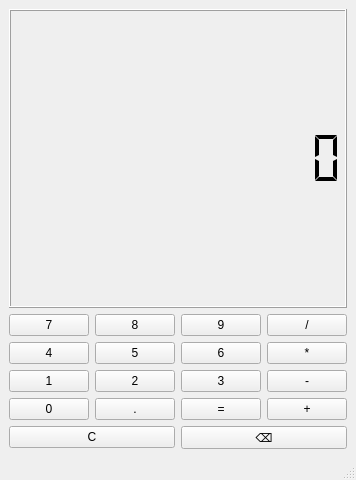
Old version of the form pyqt_calculator/calculator.ui in the repository AleynikovAleksandr/korea.
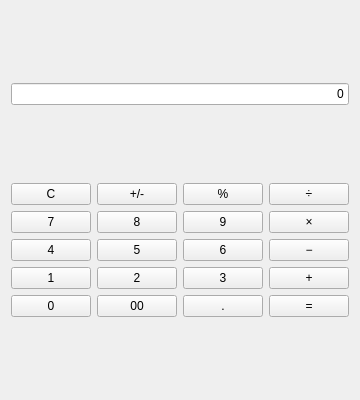
New version of the form.

Commit message: calculator in python

The edit to the form file:
```diff
--- a/pyqt_calculator/calculator.ui
+++ b/pyqt_calculator/calculator.ui
@@ -1,185 +1,177 @@
 <?xml version="1.0" encoding="UTF-8"?>
 <ui version="4.0">
-  <class>MainWindow</class>
-  <widget class="QMainWindow" name="MainWindow">
+ <class>Calculator</class>
+ <widget class="QWidget" name="Calculator">
     <property name="geometry">
       <rect>
         <x>0</x>
         <y>0</y>
-        <width>320</width>
-        <height>480</height>
+    <width>300</width>
+    <height>400</height>
       </rect>
     </property>
     <property name="windowTitle">
       <string>Calculator</string>
     </property>
-    <widget class="QWidget" name="centralwidget">
       <layout class="QVBoxLayout" name="verticalLayout">
         <item>
-          <widget class="QLCDNumber" name="display">
-            <property name="digitCount">
-              <number>12</number>
-            </property>
-            <property name="mode">
-              <enum>QLCDNumber::Dec</enum>
-            </property>
-            <property name="segmentStyle">
-              <enum>QLCDNumber::Flat</enum>
+    <widget class="QLineEdit" name="input_field">
+     <property name="readOnly">
+      <bool>true</bool>
+     </property>
+     <property name="alignment">
+      <set>Qt::AlignRight</set>
+     </property>
+     <property name="text">
+      <string>0</string>
             </property>
           </widget>
         </item>
         <item>
           <layout class="QGridLayout" name="gridLayout">
-            <!-- Первый ряд -->
             <item row="0" column="0">
+      <widget class="QPushButton" name="btn_clear">
+       <property name="text">
+        <string>C</string>
+       </property>
+      </widget>
+     </item>
+     <item row="0" column="1">
+      <widget class="QPushButton" name="btn_plus_minus">
+       <property name="text">
+        <string>+/-</string>
+       </property>
+      </widget>
+     </item>
+     <item row="0" column="2">
+      <widget class="QPushButton" name="btn_percent">
+       <property name="text">
+        <string>%</string>
+       </property>
+      </widget>
+     </item>
+     <item row="0" column="3">
+      <widget class="QPushButton" name="btn_divide">
+       <property name="text">
+        <string>÷</string>
+       </property>
+      </widget>
+     </item>
+     <item row="1" column="0">
               <widget class="QPushButton" name="btn_7">
                 <property name="text">
                   <string>7</string>
                 </property>
               </widget>
             </item>
-            <item row="0" column="1">
+     <item row="1" column="1">
               <widget class="QPushButton" name="btn_8">
                 <property name="text">
                   <string>8</string>
                 </property>
               </widget>
             </item>
-            <item row="0" column="2">
+     <item row="1" column="2">
               <widget class="QPushButton" name="btn_9">
                 <property name="text">
                   <string>9</string>
                 </property>
               </widget>
             </item>
-            <item row="0" column="3">
-              <widget class="QPushButton" name="btn_divide">
+     <item row="1" column="3">
+      <widget class="QPushButton" name="btn_multiply">
                 <property name="text">
-                  <string>/</string>
+        <string>×</string>
                 </property>
               </widget>
             </item>
-
-            <!-- Второй ряд -->
-            <item row="1" column="0">
+     <item row="2" column="0">
               <widget class="QPushButton" name="btn_4">
                 <property name="text">
                   <string>4</string>
                 </property>
               </widget>
             </item>
-            <item row="1" column="1">
+     <item row="2" column="1">
               <widget class="QPushButton" name="btn_5">
                 <property name="text">
                   <string>5</string>
                 </property>
               </widget>
             </item>
-            <item row="1" column="2">
+     <item row="2" column="2">
               <widget class="QPushButton" name="btn_6">
                 <property name="text">
                   <string>6</string>
                 </property>
               </widget>
             </item>
-            <item row="1" column="3">
-              <widget class="QPushButton" name="btn_multiply">
+     <item row="2" column="3">
+      <widget class="QPushButton" name="btn_minus">
                 <property name="text">
-                  <string>*</string>
+        <string>−</string>
                 </property>
               </widget>
             </item>
-
-            <!-- Третий ряд -->
-            <item row="2" column="0">
+     <item row="3" column="0">
               <widget class="QPushButton" name="btn_1">
                 <property name="text">
                   <string>1</string>
                 </property>
               </widget>
             </item>
-            <item row="2" column="1">
+     <item row="3" column="1">
               <widget class="QPushButton" name="btn_2">
                 <property name="text">
                   <string>2</string>
                 </property>
               </widget>
             </item>
-            <item row="2" column="2">
+     <item row="3" column="2">
               <widget class="QPushButton" name="btn_3">
                 <property name="text">
                   <string>3</string>
                 </property>
               </widget>
             </item>
-            <item row="2" column="3">
-              <widget class="QPushButton" name="btn_subtract">
+     <item row="3" column="3">
+      <widget class="QPushButton" name="btn_plus">
                 <property name="text">
-                  <string>-</string>
+        <string>+</string>
                 </property>
               </widget>
             </item>
-
-            <!-- Четвертый ряд -->
-            <item row="3" column="0">
+     <item row="4" column="0">
               <widget class="QPushButton" name="btn_0">
                 <property name="text">
                   <string>0</string>
                 </property>
               </widget>
             </item>
-            <item row="3" column="1">
+     <item row="4" column="1">
+      <widget class="QPushButton" name="btn_double_zero">
+       <property name="text">
+        <string>00</string>
+       </property>
+      </widget>
+     </item>
+     <item row="4" column="2">
               <widget class="QPushButton" name="btn_dot">
                 <property name="text">
                   <string>.</string>
                 </property>
               </widget>
             </item>
-            <item row="3" column="2">
-              <widget class="QPushButton" name="btn_equals">
+     <item row="4" column="3">
+      <widget class="QPushButton" name="btn_equal">
                 <property name="text">
                   <string>=</string>
                 </property>
               </widget>
             </item>
-            <item row="3" column="3">
-              <widget class="QPushButton" name="btn_add">
-                <property name="text">
-                  <string>+</string>
-                </property>
-              </widget>
-            </item>
-
-            <!-- Пятый ряд -->
-            <item row="4" column="0" colspan="2">
-              <widget class="QPushButton" name="btn_clear">
-                <property name="text">
-                  <string>C</string>
-                </property>
-              </widget>
-            </item>
-            <item row="4" column="2" colspan="2">
-              <widget class="QPushButton" name="btn_backspace">
-                <property name="text">
-                  <string>⌫</string>
-                </property>
-              </widget>
-            </item>
           </layout>
         </item>
       </layout>
-    </widget>
-    <widget class="QMenuBar" name="menubar">
-      <property name="geometry">
-        <rect>
-          <x>0</x>
-          <y>0</y>
-          <width>320</width>
-          <height>21</height>
-        </rect>
-      </property>
-    </widget>
-    <widget class="QStatusBar" name="statusbar"/>
   </widget>
   <resources/>
   <connections/>
```
Lines whose indentation alone changed are shown as unchanged. The commit also changes 3 other files.
